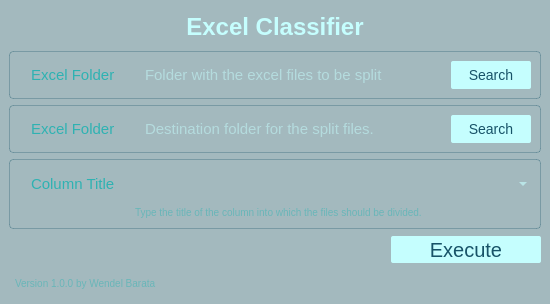
Old version of the form UI/excel_classifier.ui in the repository WendelBarata/Excel-Classifier.
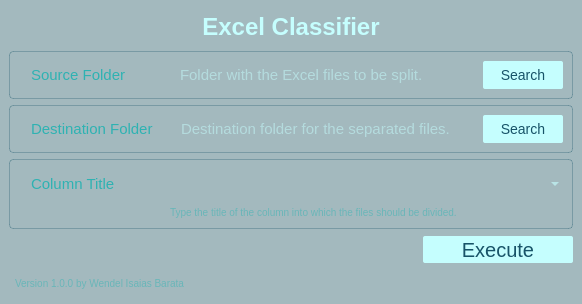
New version of the form.

```diff
--- a/UI/excel_classifier.ui
+++ b/UI/excel_classifier.ui
@@ -70,7 +70,7 @@
 	font-size: 15px;</string>
          </property>
          <property name="placeholderText">
-          <string>Folder with the excel files to be split</string>
+          <string>Folder with the Excel files to be split.</string>
          </property>
         </widget>
        </item>
@@ -115,7 +115,7 @@
         <widget class="QLabel" name="label">
          <property name="minimumSize">
           <size>
-           <width>110</width>
+           <width>145</width>
            <height>0</height>
           </size>
          </property>
@@ -133,7 +133,7 @@
 	font-size: 15px;</string>
          </property>
          <property name="text">
-          <string>Excel Folder</string>
+          <string>Source Folder</string>
          </property>
         </widget>
        </item>
@@ -196,7 +196,7 @@
         <widget class="QLabel" name="label_4">
          <property name="minimumSize">
           <size>
-           <width>110</width>
+           <width>145</width>
            <height>0</height>
           </size>
          </property>
@@ -302,7 +302,7 @@
         <widget class="QLabel" name="label_2">
          <property name="minimumSize">
           <size>
-           <width>110</width>
+           <width>145</width>
            <height>0</height>
           </size>
          </property>
@@ -320,7 +320,7 @@
 	font-size: 15px;</string>
          </property>
          <property name="text">
-          <string>Excel Folder</string>
+          <string>Destination Folder</string>
          </property>
         </widget>
        </item>
@@ -334,7 +334,7 @@
 	font-size: 15px;</string>
          </property>
          <property name="placeholderText">
-          <string>Destination folder for the split files.</string>
+          <string>Destination folder for the separated files.</string>
          </property>
         </widget>
        </item>
@@ -424,7 +424,7 @@
 	font-size: 10px;</string>
       </property>
       <property name="text">
-       <string>Version 1.0.0 by Wendel Barata</string>
+       <string>Version 1.0.0 by Wendel Isaias Barata</string>
       </property>
      </widget>
     </item>
```
